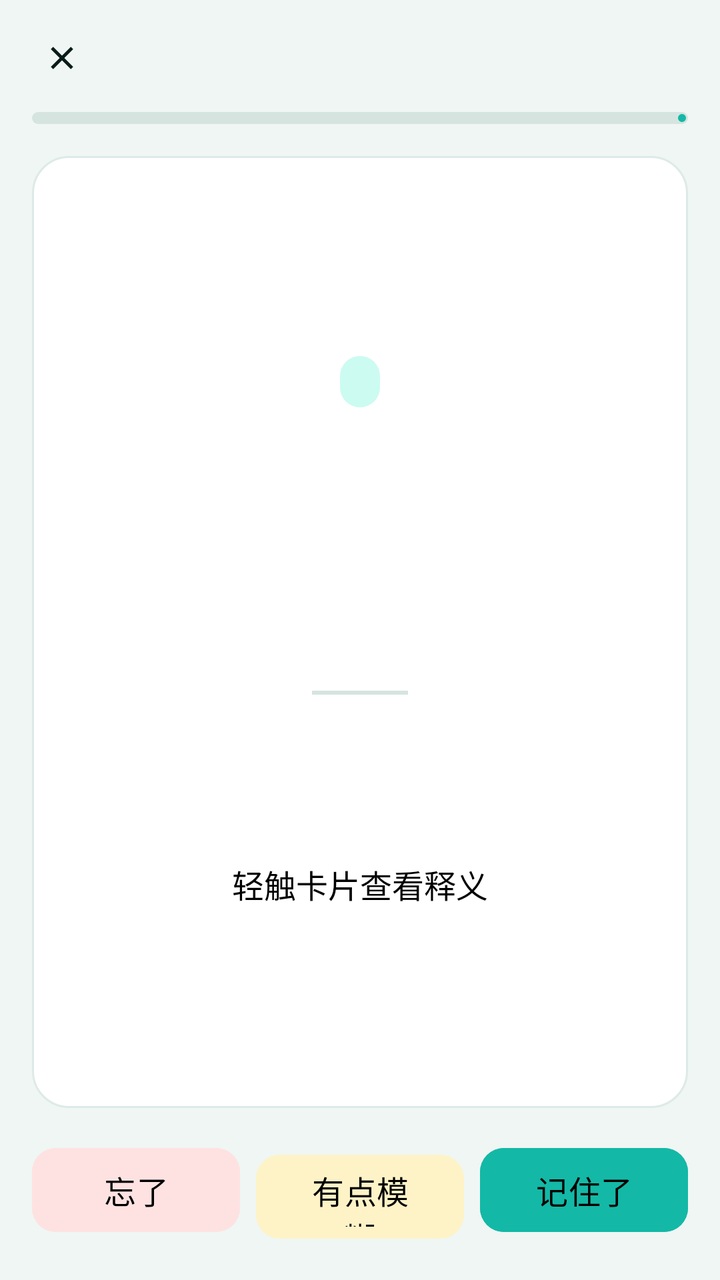
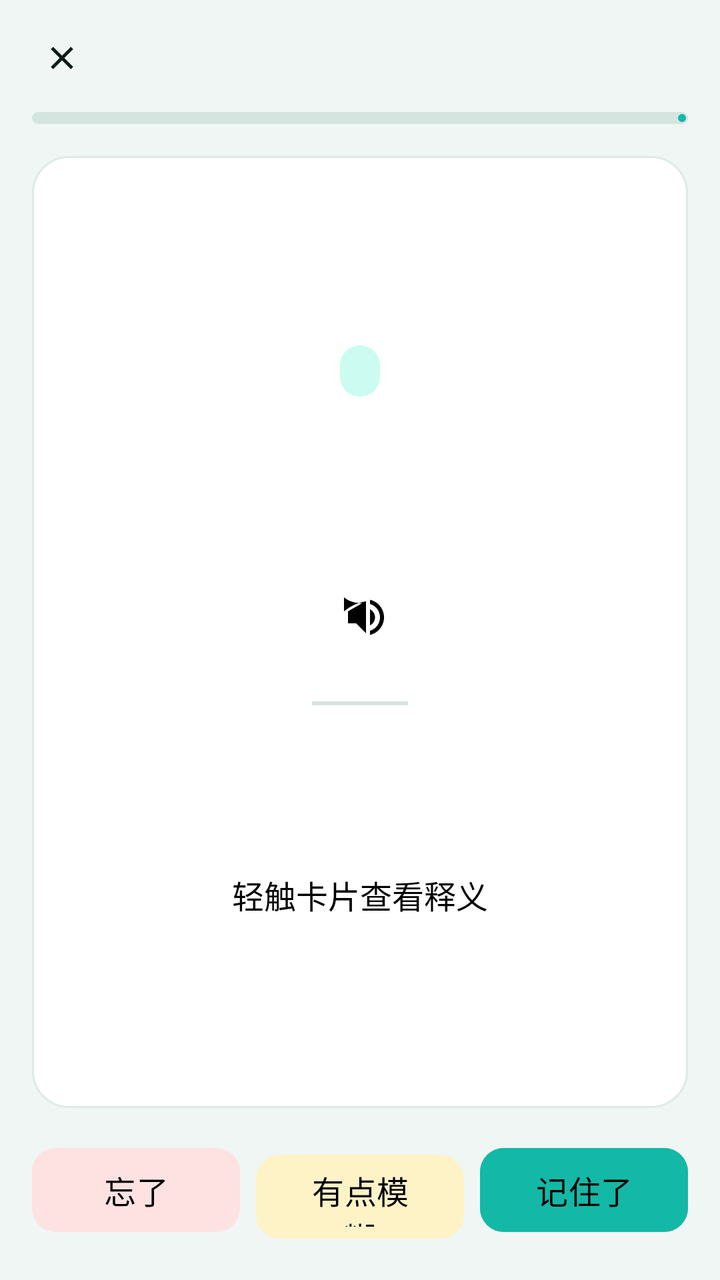

Two renders of the same Android screen: before a commit and after it. Below are the layout's source before the change and the commit's diff.
<!-- AndroidManifest.xml: application theme Theme.Dancijiyi -->
<!-- res/layout/activity_study.xml -->
<?xml version="1.0" encoding="utf-8"?>
<LinearLayout xmlns:android="http://schemas.android.com/apk/res/android"
    xmlns:app="http://schemas.android.com/apk/res-auto"
    android:layout_width="match_parent"
    android:layout_height="match_parent"
    android:background="@color/bg"
    android:orientation="vertical">

    <LinearLayout
        android:layout_width="match_parent"
        android:layout_height="wrap_content"
        android:gravity="center_vertical"
        android:orientation="horizontal"
        android:paddingLeft="16dp"
        android:paddingTop="14dp"
        android:paddingRight="16dp">

        <ImageView
            android:id="@+id/btnClose"
            android:layout_width="30dp"
            android:layout_height="30dp"
            android:contentDescription="关闭"
            android:padding="5dp"
            android:src="@drawable/ic_close"
            app:tint="@color/text_primary" />

        <TextView
            android:id="@+id/tvCounter"
            android:layout_width="0dp"
            android:layout_height="wrap_content"
            android:layout_weight="1"
            android:gravity="center"
            android:textColor="@color/text_black"
            android:textSize="18sp"
            android:textStyle="bold" />

        <TextView
            android:id="@+id/tvLiveAccuracy"
            android:layout_width="wrap_content"
            android:layout_height="wrap_content"
            android:textColor="@color/text_black"
            android:textSize="16sp" />
    </LinearLayout>

    <com.google.android.material.progressindicator.LinearProgressIndicator
        android:id="@+id/progressStudy"
        android:layout_width="match_parent"
        android:layout_height="wrap_content"
        android:layout_marginLeft="16dp"
        android:layout_marginTop="12dp"
        android:layout_marginRight="16dp"
        app:indicatorColor="@color/brand_mid"
        app:trackColor="@color/divider"
        app:trackCornerRadius="3dp"
        app:trackThickness="6dp" />

    <LinearLayout
        android:id="@+id/cardWord"
        android:layout_width="match_parent"
        android:layout_height="0dp"
        android:layout_weight="1"
        android:layout_margin="16dp"
        android:background="@drawable/bg_card"
        android:clickable="true"
        android:focusable="true"
        android:gravity="center"
        android:orientation="vertical"
        android:padding="24dp">

        <TextView
            android:id="@+id/tvStagePill"
            android:layout_width="wrap_content"
            android:layout_height="wrap_content"
            android:background="@drawable/bg_pill_primary"
            android:paddingLeft="10dp"
            android:paddingTop="4dp"
            android:paddingRight="10dp"
            android:paddingBottom="4dp"
            android:textColor="@color/text_black"
            android:textSize="13sp" />

        <TextView
            android:id="@+id/tvWord"
            android:layout_width="match_parent"
            android:layout_height="wrap_content"
            android:layout_marginTop="18dp"
            android:gravity="center"
            android:textColor="@color/text_black"
            android:textSize="48sp"
            android:textStyle="bold" />

        <TextView
            android:id="@+id/tvPhonetic"
            android:layout_width="match_parent"
            android:layout_height="wrap_content"
            android:layout_marginTop="8dp"
            android:gravity="center"
            android:textColor="@color/text_black"
            android:textSize="22sp" />

        <View
            android:layout_width="48dp"
            android:layout_height="2dp"
            android:layout_marginTop="22dp"
            android:background="@color/divider" />

        <TextView
            android:id="@+id/tvMeaning"
            android:layout_width="match_parent"
            android:layout_height="wrap_content"
            android:layout_marginTop="22dp"
            android:gravity="center"
            android:textColor="@color/text_black"
            android:textSize="26sp" />

        <TextView
            android:id="@+id/tvExample"
            android:layout_width="match_parent"
            android:layout_height="wrap_content"
            android:layout_marginTop="10dp"
            android:gravity="center"
            android:textColor="@color/text_black"
            android:textSize="17sp"
            android:visibility="gone" />

        <TextView
            android:id="@+id/tvTapHint"
            android:layout_width="wrap_content"
            android:layout_height="wrap_content"
            android:layout_marginTop="26dp"
            android:text="轻触卡片查看释义"
            android:textColor="@color/text_black"
            android:textSize="16sp" />
    </LinearLayout>

    <LinearLayout
        android:layout_width="match_parent"
        android:layout_height="wrap_content"
        android:orientation="horizontal"
        android:paddingLeft="16dp"
        android:paddingRight="16dp"
        android:paddingBottom="20dp">

        <com.google.android.material.button.MaterialButton
            android:id="@+id/btnForgot"
            android:layout_width="0dp"
            android:layout_height="50dp"
            android:layout_weight="1"
            android:backgroundTint="@color/danger_light"
            android:text="忘了"
            android:textColor="@color/text_black"
            android:textSize="16sp"
            app:cornerRadius="12dp" />

        <com.google.android.material.button.MaterialButton
            android:id="@+id/btnVague"
            android:layout_width="0dp"
            android:layout_height="50dp"
            android:layout_marginStart="8dp"
            android:layout_weight="1"
            android:backgroundTint="@color/warning_light"
            android:text="有点模糊"
            android:textColor="@color/text_black"
            android:textSize="16sp"
            app:cornerRadius="12dp" />

        <com.google.android.material.button.MaterialButton
            android:id="@+id/btnKnown"
            android:layout_width="0dp"
            android:layout_height="50dp"
            android:layout_marginStart="8dp"
            android:layout_weight="1"
            android:backgroundTint="@color/brand_mid"
            android:text="记住了"
            android:textColor="@color/text_black"
            android:textSize="16sp"
            app:cornerRadius="12dp" />
    </LinearLayout>
</LinearLayout>
<!-- resources referenced by this layout -->
<resources>
  <color name="bg">#EFF6F4</color>
  <color name="brand_mid">#14B8A6</color>
  <color name="danger_light">#FEE2E2</color>
  <color name="divider">#D6E4E0</color>
  <color name="text_black">#FF000000</color>
  <color name="text_primary">#0A1C18</color>
  <color name="warning_light">#FEF3C7</color>
  <!-- drawable bg_card (drawable) -->
  <?xml version="1.0" encoding="utf-8"?>
  <shape xmlns:android="http://schemas.android.com/apk/res/android"
      android:shape="rectangle">
      <solid android:color="@color/surface" />
      <corners android:radius="18dp" />
      <stroke android:width="1dp" android:color="@color/card_stroke" />
  </shape>
  <!-- drawable bg_pill_primary (drawable) -->
  <?xml version="1.0" encoding="utf-8"?>
  <shape xmlns:android="http://schemas.android.com/apk/res/android"
      android:shape="rectangle">
      <solid android:color="@color/brand_light" />
      <corners android:radius="10dp" />
  </shape>
  <!-- drawable ic_close (drawable) -->
  <?xml version="1.0" encoding="utf-8"?>
  <vector xmlns:android="http://schemas.android.com/apk/res/android"
      android:width="24dp"
      android:height="24dp"
      android:viewportWidth="24"
      android:viewportHeight="24">
      <path
          android:strokeColor="#FF000000"
          android:strokeWidth="2"
          android:pathData="M6,6L18,18" />
      <path
          android:strokeColor="#FF000000"
          android:strokeWidth="2"
          android:pathData="M18,6L6,18" />
  </vector>
  <style name="Theme.Dancijiyi" parent="Base.Theme.Dancijiyi" />
  <color name="surface">#FFFFFFFF</color>
  <color name="card_stroke">#DEEAE7</color>
  <color name="brand_light">#CCFBF1</color>
  <style name="Base.Theme.Dancijiyi" parent="Theme.Material3.Light.NoActionBar">
          <item name="colorPrimary">@color/brand</item>
          <item name="colorOnPrimary">@color/white</item>
          <item name="colorPrimaryContainer">@color/brand_light</item>
          <item name="colorOnPrimaryContainer">@color/brand_dark</item>
          <item name="colorSecondary">@color/accent</item>
          <item name="colorOnSecondary">@color/white</item>
          <item name="colorSurface">@color/surface</item>
          <item name="android:colorBackground">@color/bg</item>
          <item name="colorOnSurface">@color/text_primary</item>
          <item name="colorOnSurfaceVariant">@color/text_secondary</item>
          <item name="android:textColorPrimary">@color/text_primary</item>
          <item name="android:textColorSecondary">@color/text_secondary</item>
          <item name="android:statusBarColor">@android:color/transparent</item>
          <item name="android:navigationBarColor">@android:color/transparent</item>
          <item name="android:windowLightStatusBar">true</item>
          <item name="android:windowLightNavigationBar">true</item>
      </style>
  <color name="brand">#0F766E</color>
  <color name="white">#FFFFFFFF</color>
  <color name="brand_dark">#0B4F4A</color>
  <color name="accent">#F59E0B</color>
  <color name="text_secondary">#3F5954</color>
</resources>

<!-- the commit's change to res/layout/activity_study.xml (unified diff, before → after) -->
@@ -89,14 +89,33 @@
             android:textSize="48sp"
             android:textStyle="bold" />
 
-        <TextView
-            android:id="@+id/tvPhonetic"
-            android:layout_width="match_parent"
+        <LinearLayout
+            android:layout_width="wrap_content"
             android:layout_height="wrap_content"
             android:layout_marginTop="8dp"
-            android:gravity="center"
-            android:textColor="@color/text_black"
-            android:textSize="22sp" />
+            android:gravity="center_vertical"
+            android:orientation="horizontal">
+
+            <TextView
+                android:id="@+id/tvPhonetic"
+                android:layout_width="wrap_content"
+                android:layout_height="wrap_content"
+                android:textColor="@color/text_black"
+                android:textSize="22sp" />
+
+            <ImageView
+                android:id="@+id/btnSpeak"
+                android:layout_width="40dp"
+                android:layout_height="40dp"
+                android:layout_marginStart="6dp"
+                android:background="?attr/selectableItemBackgroundBorderless"
+                android:clickable="true"
+                android:contentDescription="播放发音"
+                android:focusable="true"
+                android:padding="8dp"
+                android:src="@drawable/ic_volume"
+                app:tint="@color/text_black" />
+        </LinearLayout>
 
         <View
             android:layout_width="48dp"
<!-- resource entries referenced after the edit -->
@@ -38,6 +38,17 @@
           android:strokeWidth="2"
           android:pathData="M18,6L6,18" />
   </vector>
+  <!-- drawable ic_volume (drawable) -->
+  <?xml version="1.0" encoding="utf-8"?>
+  <vector xmlns:android="http://schemas.android.com/apk/res/android"
+      android:width="24dp"
+      android:height="24dp"
+      android:viewportWidth="24"
+      android:viewportHeight="24">
+      <path
+          android:fillColor="#FF000000"
+          android:pathData="M3,9v6h4l5,5V4c-4.42,0.73 -8,2.54 -11,5V2c2.21,1.84 5.21,2.94 9,2.94zM14,7.97v8.05c1.48,-0.73 2.5,-2.25 2.5,-4.02s-1.02,-3.29 -2.5,-4.03zM14,3.23v2.06c2.89,0.86 5,3.54 5,6.71s-2.11,5.85 -5,6.71v2.06c4.01,-0.91 7,-4.49 7,-8.77s-2.99,-7.86 -7,-8.77z" />
+  </vector>
   <style name="Theme.Dancijiyi" parent="Base.Theme.Dancijiyi" />
   <color name="surface">#FFFFFFFF</color>
   <color name="card_stroke">#DEEAE7</color>
